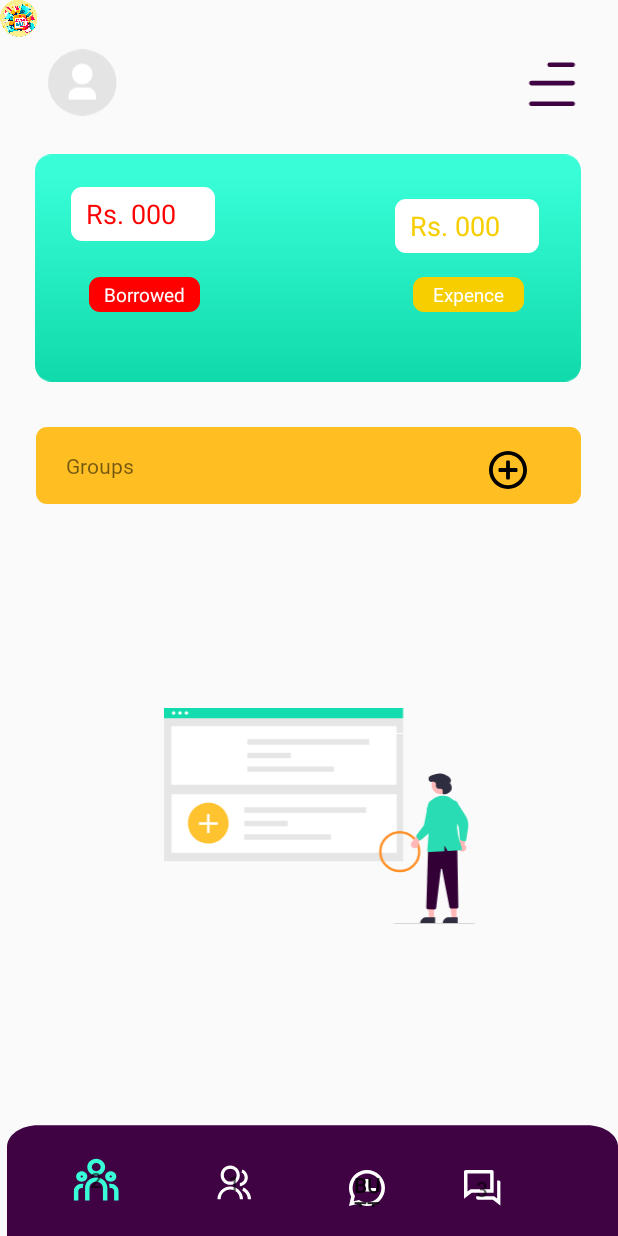
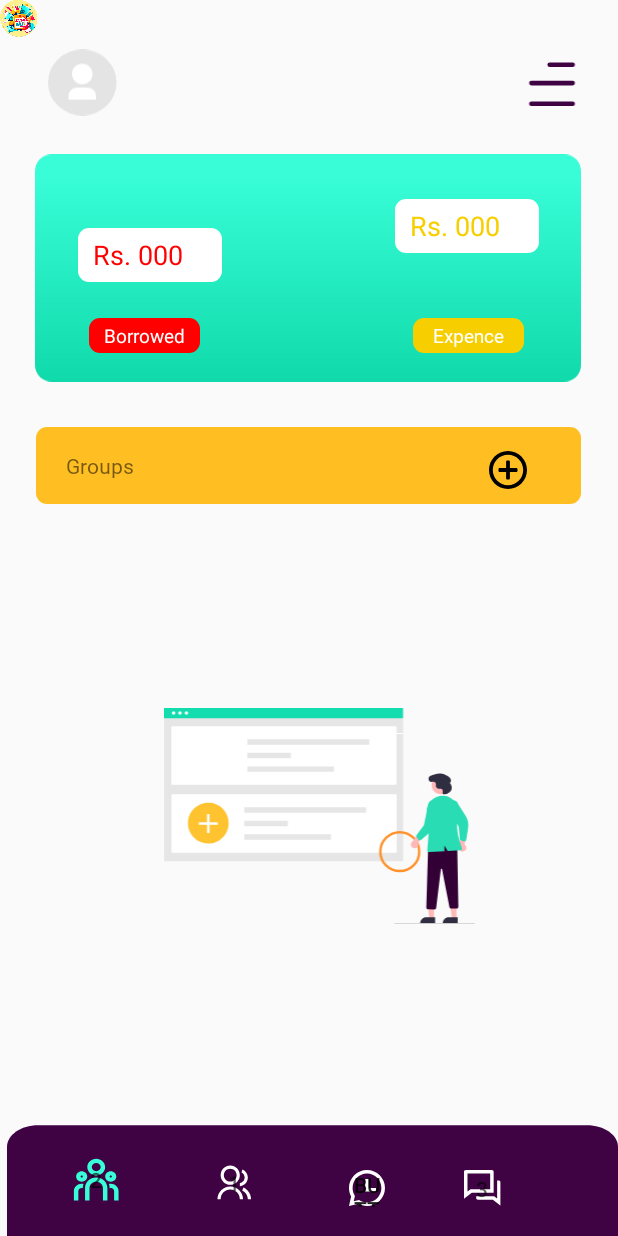
Before and after one commit to soumen974/CashSlash, an Android app: the layout activity_homegroup.xml on its own in the app's theme, with its tools: preview values and no code run, on a phone screen of 412 x 824 dp. Run offline under Robolectric (Android 15) with nearby library versions, the phone set to English and light mode, and no system bars; Roboto replaces fonts that are not available here.

Commit message:
add java file for correspounding layout design

```diff
--- /dev/null
+++ b/app/src/main/java/com/example/cashslash/Homegroup.java
@@ -0,0 +1,14 @@
+package com.example.cashslash;
+
+import androidx.appcompat.app.AppCompatActivity;
+
+import android.os.Bundle;
+
+public class Homegroup extends AppCompatActivity {
+
+    @Override
+    protected void onCreate(Bundle savedInstanceState) {
+        super.onCreate(savedInstanceState);
+        setContentView(R.layout.activity_homegroup);
+    }
+}
--- a/app/src/main/res/layout/homegroup.xml
+++ b/app/src/main/res/layout/activity_homegroup.xml
@@ -45,8 +45,8 @@
         android:id="@+id/editTextNumber"
         android:layout_width="96dp"
         android:layout_height="36dp"
-        android:layout_marginStart="24dp"
-        android:layout_marginTop="52dp"
+        android:layout_marginStart="52dp"
+        android:layout_marginTop="152dp"
         android:background="@drawable/input_bg"
         android:ems="10"
         android:inputType="number"
@@ -54,8 +54,8 @@
         android:text="Rs. 000"
         android:textAlignment="viewStart"
         android:textColor="@color/buttonColor1"
-        app:layout_constraintStart_toStartOf="@+id/imageView3"
-        app:layout_constraintTop_toTopOf="@+id/imageView3" />
+        app:layout_constraintStart_toStartOf="parent"
+        app:layout_constraintTop_toTopOf="parent" />
 
     <EditText
         android:id="@+id/editTextNumber3"
```
Also changed, not shown: app/src/main/AndroidManifest.xml (+9 -3 lines), app/src/main/java/com/example/cashslash/new_account.java (added, +13 -0 lines), app/src/main/res/layout/activity_new_account.xml (renamed from app/src/main/res/layout/new_account.xml).
